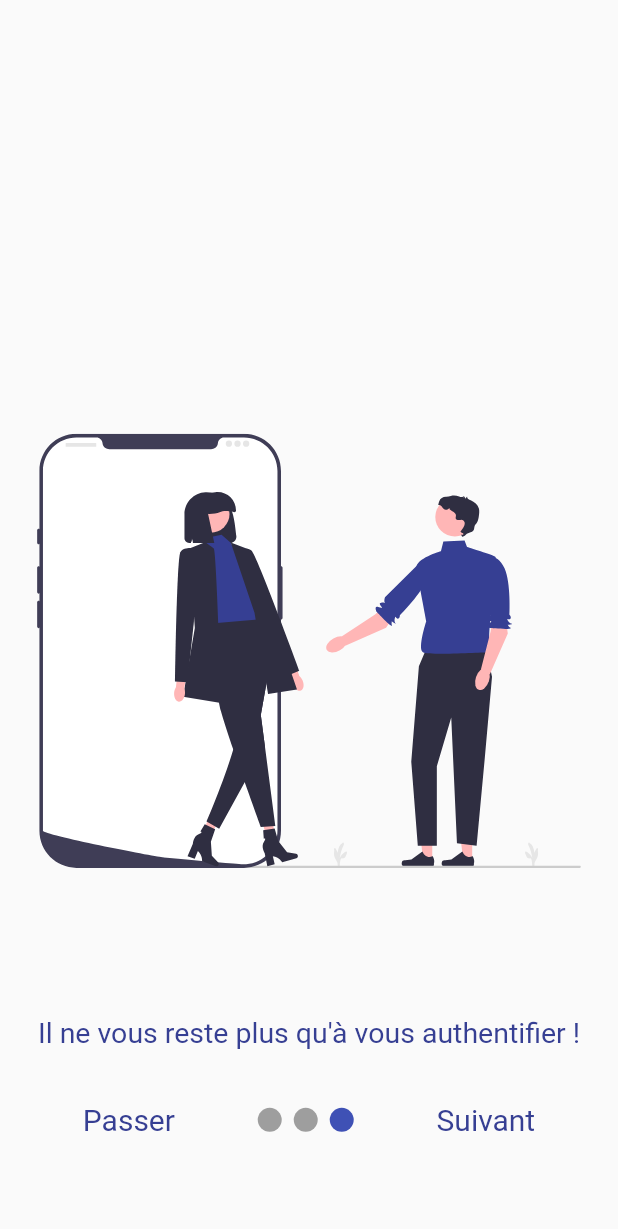
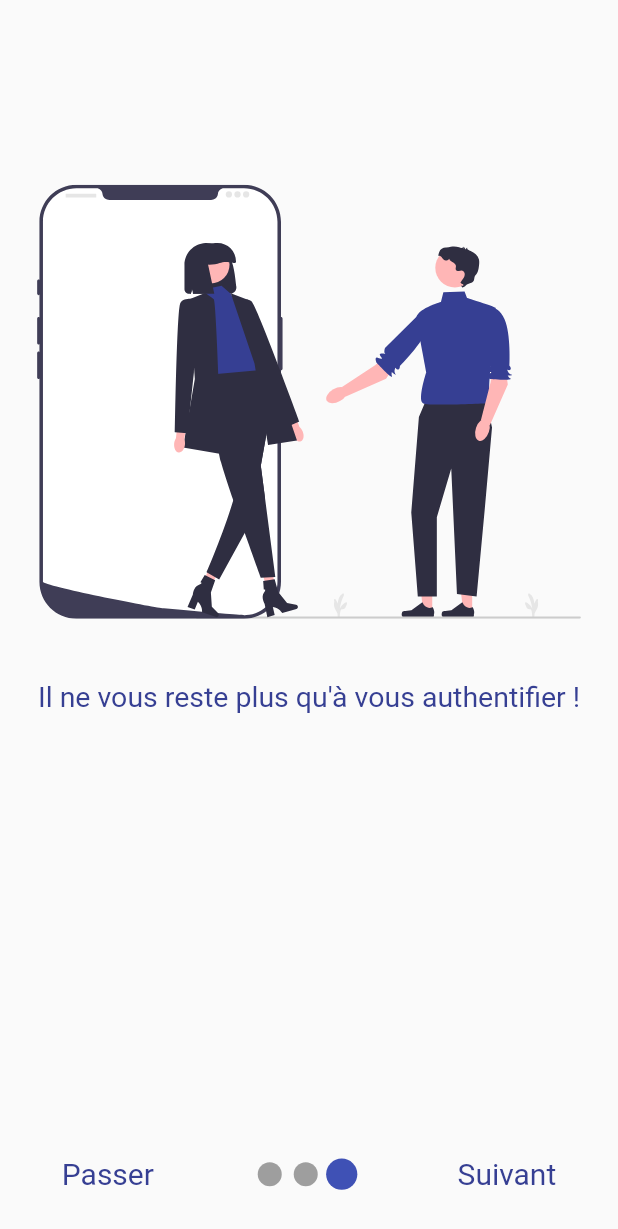
Before and after one commit to KodeLab-fr/ExpenseTracker, a Flutter app: the screen it shows after launch, after a tap on "Passer", on a phone screen of 412 x 824 dp. Shown: the top 1229 px of the screen. Run offline on Flutter 3.47's test engine with Material 2 defaults, Android fonts, the phone set to English and light mode, and no system bars; drawn by our look-alikes of smooth_page_indicator; our stand-ins replace flutter_dotenv, flutter_svg, get, get_storage.

```diff
--- a/Frontend/expensetracker/lib/consts.dart
+++ /dev/null
@@ -1,3 +0,0 @@
-import 'package:get_storage/get_storage.dart';
-
-final box = GetStorage();
--- a/Frontend/expensetracker/lib/main.dart
+++ b/Frontend/expensetracker/lib/main.dart
@@ -1,4 +1,8 @@
-import 'package:bankingtool/src/auth/presentation/pages/intro.dart';
+import 'package:expensetracker/shared/theme.dart';
+import 'package:expensetracker/src/auth/presentation/pages/authpage.dart';
+import 'package:expensetracker/src/auth/presentation/pages/introduction.dart';
+import 'package:expensetracker/src/auth/presentation/pages/splashscreen.dart';
+import 'package:expensetracker/src/forms/presentation/pages/formpage.dart';
 import 'package:flutter/material.dart';
 import 'package:flutter_dotenv/flutter_dotenv.dart';
 import 'package:get_storage/get_storage.dart';
@@ -16,24 +20,20 @@ class BankApp extends StatelessWidget {
   @override
   Widget build(BuildContext context) {
     return GetMaterialApp(
-      home: const HomePage(),
       debugShowCheckedModeBanner: false,
       title: 'Expense Tracker App',
-      theme: ThemeData(
-        colorScheme: const ColorScheme(
-          onSurface: Colors.black,
-          surface: Colors.black,
-          brightness: Brightness.light,
-          background: Colors.white,
-          primary: Color.fromARGB(255, 54, 63, 147),
-          secondary: Color.fromARGB(255, 77, 89, 194),
-          error: Colors.redAccent,
-          onPrimary: Colors.white,
-          onSecondary: Colors.white,
-          onBackground: Colors.black,
-          onError: Colors.white,
+      theme:customThemeData,
+      initialRoute: '/',
+      getPages: [
+        GetPage(name: '/', page: () => const SplashScreen()),
+        GetPage(
+          name: '/intro',
+          page: () => const Introduction(),
+          transition: Transition.fadeIn,
         ),
-      ),
+        GetPage(name: '/auth', page: () => const AuthPage()),
+        GetPage(name: '/form', page: () => const FormPage()),
+      ],
     );
   }
 }
--- /dev/null
+++ b/Frontend/expensetracker/lib/shared/theme.dart
@@ -0,0 +1,17 @@
+import 'package:flutter/material.dart';
+
+ThemeData customThemeData = ThemeData(
+  colorScheme: const ColorScheme(
+    onSurface: Colors.black,
+    surface: Colors.black,
+    brightness: Brightness.light,
+    background: Colors.white,
+    primary: Color.fromARGB(255, 54, 63, 147),
+    secondary: Color.fromARGB(255, 77, 89, 194),
+    error: Colors.redAccent,
+    onPrimary: Colors.white,
+    onSecondary: Colors.white,
+    onBackground: Colors.black,
+    onError: Colors.white,
+  ),
+);
--- a/Frontend/expensetracker/lib/src/auth/presentation/pages/intro.dart
+++ /dev/null
@@ -1,112 +0,0 @@
-import 'package:bankingtool/src/auth/presentation/widget/introscreen.dart';
-import 'package:flutter/material.dart';
-import 'package:get/get.dart';
-import 'package:smooth_page_indicator/smooth_page_indicator.dart';
-
-import 'authpage.dart';
-
-class HomePage extends StatefulWidget {
-  const HomePage({super.key});
-
-  @override
-  State<HomePage> createState() => _HomePageState();
-}
-
-class _HomePageState extends State<HomePage> {
-  final PageController _controller = PageController();
-  bool onLastPage = false;
-  final double height = MediaQuery.of(Get.context!).size.height;
-  @override
-  Widget build(BuildContext context) {
-    return Scaffold(
-      body: Stack(
-        children: [
-          PageView(
-            controller: _controller,
-            physics: const BouncingScrollPhysics(),
-            onPageChanged: (index) {
-              setState(() {
-                if (index == 2) {
-                  onLastPage = true;
-                } else {
-                  onLastPage = false;
-                }
-              });
-            },
-            children: const [
-              IntroScreen(
-                  heightBeforeTitle: 0.1,
-                  title: 'Expense Tracker',
-                  heigthBeforeSvg: 0.07,
-                  pathSvg: 'assets/svg/project.svg',
-                  heightSvg:  0.3,
-                  heitghtAfterSvg: 0.1,
-                  message:
-                      'Expense Tracker est avant tout un projet étudiant, tout retour est bienvenu !'),
-              IntroScreen(
-                  heightBeforeTitle: 0,
-                  title: '',
-                  heigthBeforeSvg: 0.2,
-                  pathSvg: 'assets/svg/expenses.svg',
-                  heightSvg: 0.45,
-                  heitghtAfterSvg: 0.1,
-                  message:
-                      'Suivez simplement vos dépenses et établissez plannings et dashboards'),
-              IntroScreen(
-                  heightBeforeTitle: 0,
-                  title: '',
-                  heigthBeforeSvg: 0.23,
-                  pathSvg: 'assets/svg/auth.svg',
-                  heightSvg: 0.45,
-                  heitghtAfterSvg: 0.07,
-                  message: 'Il ne vous reste plus qu\'à vous authentifier !')
-            ],
-          ),
-          Container(
-            alignment: Alignment.bottomCenter,
-            padding: EdgeInsets.only(bottom: height * 0.08),
-            child: Row(
-              mainAxisAlignment: MainAxisAlignment.spaceEvenly,
-              children: [
-                GestureDetector(
-                  child: const Text('Passer',
-                      style: TextStyle(
-                        fontSize: 20,
-                        color: Color.fromARGB(255, 54, 63, 147),
-                      )),
-                  onTap: () {
-                    _controller.jumpToPage(2);
-                  },
-                ),
-                SmoothPageIndicator(
-                  controller: _controller,
-                  count: 3,
-                  onDotClicked: (index) {
-                    _controller.animateToPage(index,
-                        duration: const Duration(milliseconds: 500),
-                        curve: Curves.easeIn);
-                  },
-                ),
-                GestureDetector(
-                  child: const Text('Suivant',
-                      style: TextStyle(
-                        fontSize: 20,
-                        color: Color.fromARGB(255, 54, 63, 147),
-                      )),
-                  onTap: () {
-                    onLastPage
-                        ? Get.to(const AuthPage(),
-                            duration: const Duration(milliseconds: 700))
-                        : _controller.nextPage(
-                            duration: const Duration(milliseconds: 500),
-                            curve: Curves.easeIn);
-                  },
-                ),
-              ],
-            ),
-          ),
-        ],
-      ),
-    );
-  }
-}
--- /dev/null
+++ b/Frontend/expensetracker/lib/src/auth/presentation/pages/introduction.dart
@@ -0,0 +1,115 @@
+import 'package:expensetracker/src/auth/presentation/widget/introscreen.dart';
+import 'package:flutter/material.dart';
+import 'package:get/get.dart';
+import 'package:smooth_page_indicator/smooth_page_indicator.dart';
+
+class Introduction extends StatefulWidget {
+  const Introduction({super.key});
+
+  @override
+  State<Introduction> createState() => _IntroductionState();
+}
+
+class _IntroductionState extends State<Introduction> {
+  final PageController _controller = PageController();
+  bool onLastPage = false;
+  final double height = MediaQuery.of(Get.context!).size.height;
+  final double width = MediaQuery.of(Get.context!).size.width;
+
+  @override
+  void dispose() {
+    _controller.dispose();
+    super.dispose();
+  }
+
+  @override
+  Widget build(BuildContext context) {
+    return Scaffold(
+      body: Container(
+        padding: EdgeInsets.only(bottom: height * 0.1),
+        child: PageView(
+          controller: _controller,
+          physics: const BouncingScrollPhysics(),
+          onPageChanged: (index) {
+            setState(() {
+              if (index == 2) {
+                onLastPage = true;
+              } else {
+                onLastPage = false;
+              }
+            });
+          },
+          children: const [
+            IntroScreen(
+              pathSvg: 'assets/svg/project.svg',
+              heightSvg: 0.45,
+              heitghtText: 0.1,
+              message:
+                  'Expense Tracker est avant tout un projet étudiant, tout retour est bienvenu !',
+            ),
+            IntroScreen(
+              pathSvg: 'assets/svg/expenses.svg',
+              heightSvg: 0.45,
+              heitghtText: 0.1,
+              message:
+                  'Suivez simplement vos dépenses et établissez plannings et dashboards',
+            ),
+            IntroScreen(
+              pathSvg: 'assets/svg/auth.svg',
+              heightSvg: 0.45,
+              heitghtText: 0.1,
+              message: 'Il ne vous reste plus qu\'à vous authentifier !',
+            ),
+          ],
+        ),
+      ),
+      bottomSheet: Container(
+        padding: EdgeInsets.symmetric(horizontal: width * 0.1),
+        height: height * 0.1,
+        child: Row(
+          mainAxisAlignment: MainAxisAlignment.spaceBetween,
+          children: [
+            GestureDetector(
+              child: const Text('Passer',
+                  style: TextStyle(
+                    fontSize: 20,
+                    color: Color.fromARGB(255, 54, 63, 147),
+                  )),
+              onTap: () {
+                _controller.jumpToPage(2);
+              },
+            ),
+            Center(
+              child: SmoothPageIndicator(
+                controller: _controller,
+                count: 3,
+                effect: const ScrollingDotsEffect(),
+                onDotClicked: (index) {
+                  _controller.animateToPage(
+                    index,
+                    duration: const Duration(milliseconds: 500),
+                    curve: Curves.easeIn,
+                  );
+                },
+              ),
+            ),
+            GestureDetector(
+              child: const Text('Suivant',
+                  style: TextStyle(
+                    fontSize: 20,
+                    color: Color.fromARGB(255, 54, 63, 147),
+                  )),
+              onTap: () {
+                onLastPage
+                    ? Get.toNamed('/auth')
+                    : _controller.nextPage(
+                        duration: const Duration(milliseconds: 500),
+                        curve: Curves.easeIn);
+              },
+            ),
+          ],
+        ),
+      ),
+    );
+  }
+}
--- /dev/null
+++ b/Frontend/expensetracker/lib/src/auth/presentation/pages/splashscreen.dart
@@ -0,0 +1,57 @@
+import 'package:flutter/material.dart';
+import 'package:get/get.dart';
+
+class SplashScreen extends StatefulWidget {
+  const SplashScreen({super.key});
+
+  @override
+  State<SplashScreen> createState() => _SplashScreenState();
+}
+
+class _SplashScreenState extends State<SplashScreen>
+    with SingleTickerProviderStateMixin {
+  final double height = MediaQuery.of(Get.context!).size.height;
+
+  @override
+  void initState() {
+    super.initState();
+    Future.delayed(const Duration(seconds: 2), () {
+      Get.toNamed('/intro');
+    });
+  }
+
+  @override
+  Widget build(BuildContext context) {
+    return Scaffold(
+      body: Container(
+        width: double.infinity,
+        decoration: const BoxDecoration(
+          gradient: LinearGradient(
+            colors: [
+              Color.fromARGB(255, 54, 63, 147),
+              Color.fromARGB(255, 189, 101, 220),
+            ],
+            begin: Alignment.topRight,
+            end: Alignment.bottomLeft,
+          ),
+        ),
+        child: Column(mainAxisAlignment: MainAxisAlignment.center, children: [
+          Icon(
+            Icons.monetization_on,
+            color: Colors.white,
+            size: height * 0.15,
+          ),
+          SizedBox(height: height * 0.03),
+          const Text(
+            'Expense Tracker',
+            style: TextStyle(
+              color: Colors.white,
+              fontSize: 32,
+              fontStyle: FontStyle.italic,
+            ),
+          ),
+        ]),
+      ),
+    );
+  }
+}
--- a/Frontend/expensetracker/lib/src/auth/presentation/widget/introscreen.dart
+++ b/Frontend/expensetracker/lib/src/auth/presentation/widget/introscreen.dart
@@ -2,23 +2,17 @@ import 'package:flutter/material.dart';
 import 'package:flutter_svg/svg.dart';
 
 class IntroScreen extends StatelessWidget {
-  final double heightBeforeTitle;
-  final String title;
-  final double heigthBeforeSvg;
   final String pathSvg;
   final double heightSvg;
-  final double heitghtAfterSvg;
+  final double heitghtText;
   final String message;
 
   const IntroScreen({
     super.key,
-    required this.heigthBeforeSvg,
     required this.pathSvg,
     required this.heightSvg,
-    required this.heitghtAfterSvg,
+    required this.heitghtText,
     required this.message,
-    required this.heightBeforeTitle,
-    required this.title,
   });
 
   @override
@@ -30,27 +24,22 @@ class IntroScreen extends StatelessWidget {
           padding: EdgeInsets.symmetric(horizontal: height * 0.03),
           child: Column(
             children: [
-              SizedBox(height: height * heightBeforeTitle),
-              Text(
-                title,
-                style: const TextStyle(
-                  fontSize: 50,
-                  fontWeight: FontWeight.bold,
-                  color: Color.fromARGB(255, 54, 63, 147),
-                ),
+              SizedBox(
+                height: height * 0.1,
               ),
-              SizedBox(height: height * heigthBeforeSvg),
               SizedBox(
                 height: height * heightSvg,
                 child: SvgPicture.asset(pathSvg),
               ),
-              SizedBox(height: height * heitghtAfterSvg),
-              Text(
-                message,
-                textAlign: TextAlign.center,
-                style: const TextStyle(
-                  fontSize: 19,
-                  color: Color.fromARGB(255, 54, 63, 147),
+              SizedBox(
+                height: height * heitghtText,
+                child: Text(
+                  message,
+                  textAlign: TextAlign.center,
+                  style: const TextStyle(
+                    fontSize: 19,
+                    color: Color.fromARGB(255, 54, 63, 147),
+                  ),
                 ),
               ),
             ],
--- a/Frontend/expensetracker/lib/src/forms/application/forms_service.dart
+++ b/Frontend/expensetracker/lib/src/forms/application/forms_service.dart
@@ -1,5 +1,5 @@
-import 'package:bankingtool/consts.dart';
-import 'package:bankingtool/src/forms/domain/entities/expense_requests.dart';
+import 'package:expensetracker/shared/cache/storage.dart';
+import 'package:expensetracker/src/forms/domain/entities/expense_requests.dart';
 import 'package:flutter/material.dart';
 import 'package:get/get.dart';
 import 'package:http/http.dart' as http;
--- a/Frontend/expensetracker/lib/src/forms/presentation/pages/formpage.dart
+++ b/Frontend/expensetracker/lib/src/forms/presentation/pages/formpage.dart
@@ -1,6 +1,6 @@
-import 'package:bankingtool/src/forms/presentation/widget/custom_formfield.dart';
+import 'package:expensetracker/src/forms/presentation/widget/custom_formfield.dart';
 import 'package:flutter/material.dart';
-import 'package:bankingtool/src/forms/application/forms_service.dart';
+import 'package:expensetracker/src/forms/application/forms_service.dart';
 import 'package:intl/intl.dart';
 import 'package:get/get.dart';
 import 'dart:io';
--- a/Frontend/expensetracker/pubspec.yaml
+++ b/Frontend/expensetracker/pubspec.yaml
@@ -1,4 +1,4 @@
-name: bankingtool
+name: expensetracker
 description: A new Flutter project.
 publish_to: "none"
 version: 1.0.0+1
```
Also changed, not shown: Frontend/expensetracker/lib/shared/cache/storage.dart (added, +23 -0 lines), Frontend/expensetracker/lib/src/auth/application/login_service.dart (deleted, +0 -71 lines), Frontend/expensetracker/lib/src/auth/data/log_repo_impl.dart (added, +65 -0 lines), Frontend/expensetracker/lib/src/auth/domain/models/login_response.dart (added, +16 -0 lines), Frontend/expensetracker/lib/src/auth/domain/models/sign_in.dart (renamed from Frontend/expensetracker/lib/src/auth/domain/entities/login_requests.dart, +6 -15 lines), Frontend/expensetracker/lib/src/auth/domain/models/sign_up.dart (added, +25 -0 lines), Frontend/expensetracker/lib/src/auth/domain/repositories/log_repo.dart (added, +9 -0 lines), Frontend/expensetracker/lib/src/auth/presentation/pages/authpage.dart (+31 -18 lines), Frontend/expensetracker/lib/shared/config.dart (added), 1 other file.
